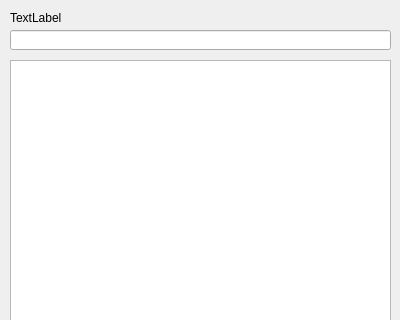
First picture: the form in forms/file_system.ui, repository akhmeade/yanileda, before the edit; both pictures show x 0 to 400 and y 0 to 320 of the 400 by 558 pixel window.
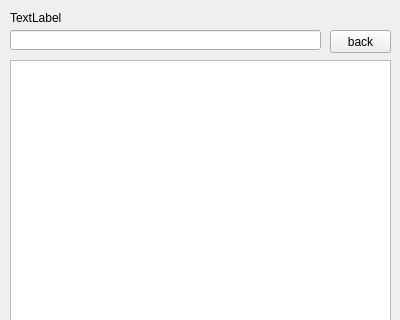
Second picture: the form after the edit.

Commit message: make navigarion by files

```diff
--- a/forms/file_system.ui
+++ b/forms/file_system.ui
@@ -95,11 +95,24 @@
     <rect>
      <x>10</x>
      <y>30</y>
-     <width>381</width>
+     <width>311</width>
      <height>20</height>
     </rect>
    </property>
   </widget>
+  <widget class="QPushButton" name="back_button">
+   <property name="geometry">
+    <rect>
+     <x>330</x>
+     <y>30</y>
+     <width>61</width>
+     <height>23</height>
+    </rect>
+   </property>
+   <property name="text">
+    <string>back</string>
+   </property>
+  </widget>
  </widget>
  <resources/>
  <connections/>
```
The commit also changes 1 other file.
